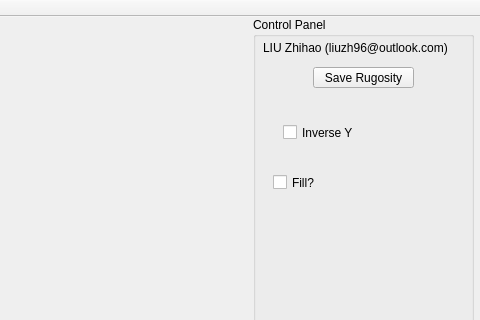
Before: the Qt Designer form CoralRugosity_Zhihao/mainwindow.ui in RyuZhihao123/CoralRugosity3D-Zhihao, drawn with Qt 5; both pictures show x 307 to 787 and y 0 to 320 of the 787 by 542 pixel window.
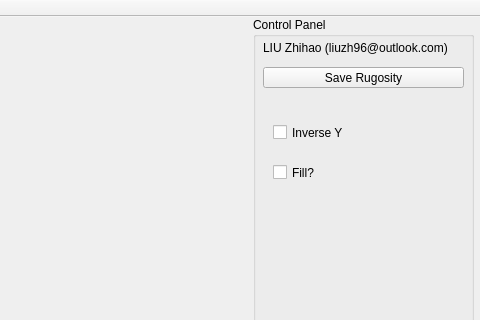
After: the same form once the commit is applied.

Diff of the .ui file:
```diff
--- a/CoralRugosity_Zhihao/mainwindow.ui
+++ b/CoralRugosity_Zhihao/mainwindow.ui
@@ -53,9 +53,9 @@
     <widget class="QPushButton" name="pushButton">
      <property name="geometry">
       <rect>
-       <x>60</x>
+       <x>10</x>
        <y>50</y>
-       <width>101</width>
+       <width>201</width>
        <height>21</height>
       </rect>
      </property>
@@ -66,9 +66,9 @@
     <widget class="QCheckBox" name="checkBox">
      <property name="geometry">
       <rect>
-       <x>30</x>
+       <x>20</x>
        <y>100</y>
-       <width>91</width>
+       <width>171</width>
        <height>31</height>
       </rect>
      </property>
@@ -80,7 +80,7 @@
      <property name="geometry">
       <rect>
        <x>20</x>
-       <y>150</y>
+       <y>140</y>
        <width>91</width>
        <height>31</height>
       </rect>
```
